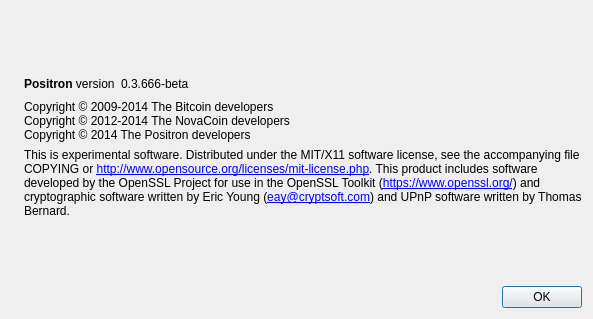
Above: src/qt/forms/aboutdialog.ui from CryptoBackroom/Backup before the change. Below: the same form after it.
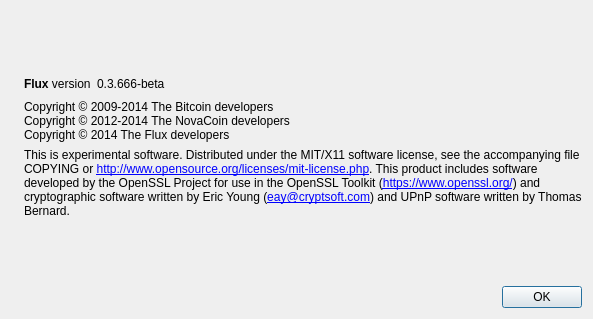
That is the form after the change. Icons and pictures are not drawn.

The edit to the form file:
```diff
--- a/src/qt/forms/aboutdialog.ui
+++ b/src/qt/forms/aboutdialog.ui
@@ -50,7 +50,7 @@
           <cursorShape>IBeamCursor</cursorShape>
          </property>
          <property name="text">
-          <string>&lt;b&gt;Positron&lt;/b&gt; version</string>
+          <string>&lt;b&gt;Flux&lt;/b&gt; version</string>
          </property>
          <property name="textInteractionFlags">
           <set>Qt::LinksAccessibleByMouse|Qt::TextSelectableByKeyboard|Qt::TextSelectableByMouse</set>
@@ -93,7 +93,7 @@
        <property name="text">
         <string>Copyright © 2009-2014 The Bitcoin developers
 Copyright © 2012-2014 The NovaCoin developers
-Copyright © 2014 The Positron developers</string>
+Copyright © 2014 The Flux developers</string>
        </property>
        <property name="textInteractionFlags">
         <set>Qt::LinksAccessibleByMouse|Qt::TextSelectableByKeyboard|Qt::TextSelectableByMouse</set>
```
Left out of the diff: 2 changed lines with no effect on the pictures.
